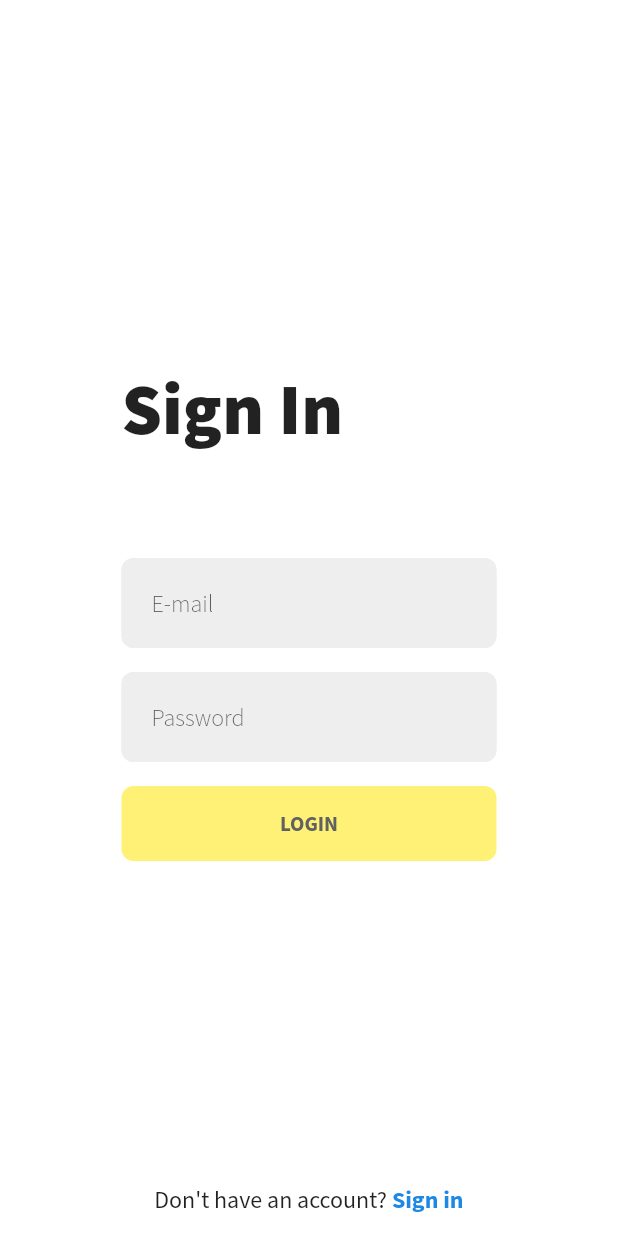
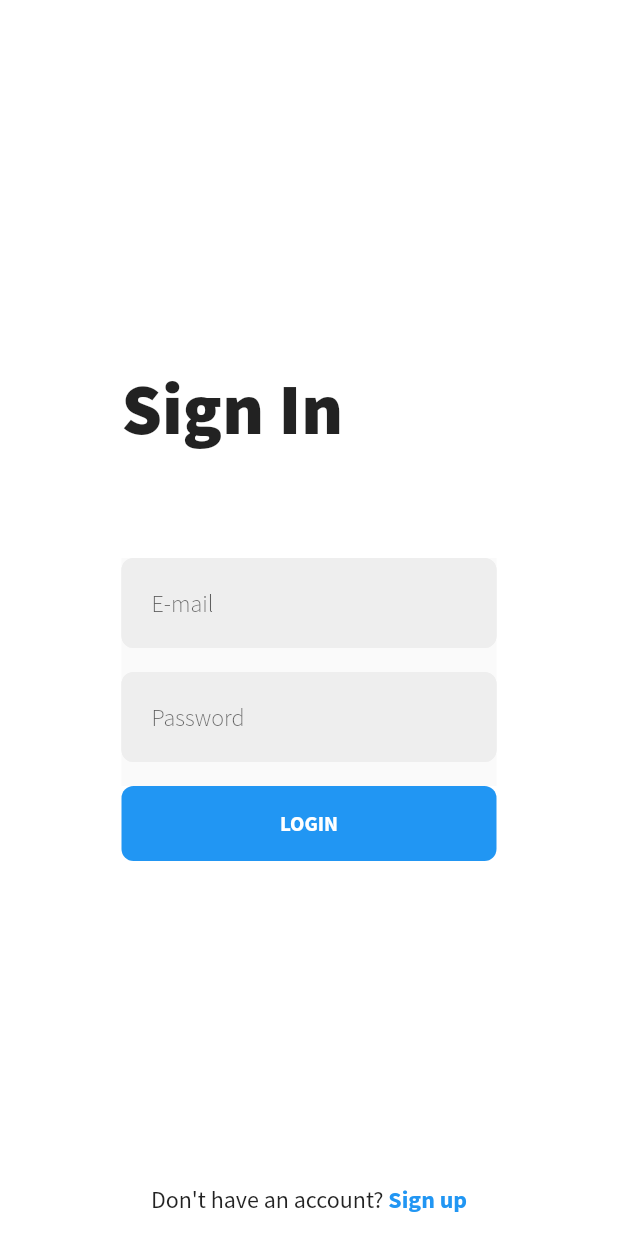
Before and after one commit to aaron-kotch/colltest, a Flutter app: the screen it shows after launch, after a tap on "LOGIN", on a phone screen of 412 x 824 dp. Run offline on Flutter 3.47's test engine with Material 2 defaults, Android fonts, the phone set to English and light mode, and no system bars; our stand-ins replace carousel_slider, firebase_auth, image_cropper, image_picker, page_transition, shared_preferences; accounts and stored records are empty; network calls fail.

```diff
--- a/lib/login_view.dart
+++ b/lib/login_view.dart
@@ -1,6 +1,11 @@
+import 'package:animations/animations.dart';
+import 'package:colltest/home_view.dart';
+import 'package:colltest/main.dart';
+import 'package:colltest/signup_view.dart';
 import 'package:flutter/material.dart';
 import 'package:firebase_auth/firebase_auth.dart';
 import 'package:flutter/services.dart';
+import 'package:page_transition/page_transition.dart';
 
 class LoginPage extends StatefulWidget {
   @override
@@ -82,7 +87,10 @@ class _LoginPageState extends State<LoginPage> {
                                   ),
                                 )
                             ),
-                            Container(
+                            Hero(
+                                tag: 'emailfield',
+                                child: Material(
+                                  child: Container(
                                     child: TextFormField(
                                       textAlign: TextAlign.left,
                                       cursorColor: Colors.yellow[400],
@@ -120,7 +128,12 @@ class _LoginPageState extends State<LoginPage> {
                                       ),
                                     ),
                                   ),
-                            Container(
+                                )
+                            ),
+                            Hero(
+                                tag: 'pwdfield',
+                                child: Material(
+                                  child: Container(
                                       margin: EdgeInsets.only(top: 16, bottom: 16),
                                       child: TextFormField(
                                         cursorColor: Colors.yellow[400],
@@ -159,12 +172,13 @@ class _LoginPageState extends State<LoginPage> {
                                           focusColor: Colors.yellow[400],
                                         ),
                                       )),
+                                )
+                            ),
                             ButtonTheme(
                               height: 50,
                               minWidth: 250,
                               child: FlatButton(
-                                disabledColor: Colors.yellow[200],
-                                color: Colors.yellow[300],
+                                color: Colors.blue[500],
                                 shape: RoundedRectangleBorder(
                                   borderRadius: BorderRadius.circular(8),
                                 ),
@@ -173,7 +187,7 @@ class _LoginPageState extends State<LoginPage> {
                                   style: TextStyle(
                                     fontFamily: "SourceSansPro",
                                     fontWeight: FontWeight.w700,
-                                    color: Colors.grey[700],
+                                    color: Colors.white,
                                   ),
                                 ),
                                 onPressed: () {
@@ -213,9 +227,9 @@ class _LoginPageState extends State<LoginPage> {
                               height: 0,
                               child: FlatButton(
                                 child: Text(
-                                  "Sign in",
+                                  "Sign up",
                                   style: TextStyle(
-                                    color: Colors.blue[600],
+                                    color: Colors.blue[500],
                                     fontFamily: "SourceSansPro",
                                     fontWeight: FontWeight.w700,
                                     fontSize: 16,
@@ -252,7 +266,10 @@ class _LoginPageState extends State<LoginPage> {
       print((e.toString()));
     } finally {
       if (user != null) {
-        Navigator.pushReplacementNamed(context, "/home");
+        final route = SharedAxisPageRoute(
+            page: Home(),
+            transitionType: SharedAxisTransitionType.scaled);
+        Navigator.of(context).pushReplacement(route);
       } else {
         print("sign in failed!");
       }
--- a/lib/main.dart
+++ b/lib/main.dart
@@ -18,13 +18,23 @@ class MyApp extends StatelessWidget {
   Widget build(BuildContext context) {
     return MultiProvider(
       child: MaterialApp(
-        home: SplashPage(),
-        routes: <String, WidgetBuilder>{
+        theme: ThemeData(
+          pageTransitionsTheme: PageTransitionsTheme(
+            builders: {
+              TargetPlatform.android: SharedAxisPageTransitionsBuilder(
+                transitionType: SharedAxisTransitionType.horizontal,
+              ),
+              TargetPlatform.iOS: SharedAxisPageTransitionsBuilder(
+                transitionType: SharedAxisTransitionType.horizontal,
+              ),
+            },
+          ),
+        ),
+          home: SplashPage(), routes: <String, WidgetBuilder>{
           '/home': (BuildContext context) => Home(),
           '/login': (BuildContext context) => LoginPage(),
           '/signup': (BuildContext context) => SignupPage(),
-        }
-      ),
+      }),
       providers: <SingleChildWidget>[
         ChangeNotifierProvider<DrawerStateInfo>(
             create: (_) => DrawerStateInfo()),
@@ -56,7 +66,7 @@ class _SplashPageState extends State<SplashPage> {
           height: MediaQuery.of(context).size.height,
           color: Colors.lime[300],
           child: Container(
-            alignment: Alignment(0,0.1),
+            alignment: Alignment(0, 0.1),
             child: SizedBox(
               width: 250,
               height: 400,
@@ -87,22 +97,17 @@ class _SplashPageState extends State<SplashPage> {
   }
 
   void getUser() async {
-
     final currUser = await FirebaseAuth.instance.currentUser();
 
     if (currUser != null) {
       Navigator.pushReplacementNamed(context, "/home");
       print(currUser);
-    }
-    else {
+    } else {
       print("no user");
       Navigator.pushReplacementNamed(context, "/login");
     }
   }
-
 }
-
-
 
 class DrawerStateInfo with ChangeNotifier {
   int _currentDrawer = 0;
@@ -151,7 +156,9 @@ class AppDrawer extends StatelessWidget {
                 Provider.of<DrawerStateInfo>(context, listen: false)
                     .setCurrentDrawer(0);
 
-                final route = SharedAxisPageRoute(page: Home(), transitionType: SharedAxisTransitionType.horizontal);
+                final route = SharedAxisPageRoute(
+                    page: Home(),
+                    transitionType: SharedAxisTransitionType.horizontal);
                 Navigator.of(context).pushReplacement(route);
               }),
           ListTile(
@@ -169,7 +176,9 @@ class AppDrawer extends StatelessWidget {
                 Provider.of<DrawerStateInfo>(context, listen: false)
                     .setCurrentDrawer(1);
 
-                final route = SharedAxisPageRoute(page: Settings(), transitionType: SharedAxisTransitionType.horizontal);
+                final route = SharedAxisPageRoute(
+                    page: Settings(),
+                    transitionType: SharedAxisTransitionType.horizontal);
                 Navigator.of(context).pushReplacement(route);
               })
         ],
@@ -179,19 +188,20 @@ class AppDrawer extends StatelessWidget {
 }
 
 class SharedAxisPageRoute extends PageRouteBuilder {
-  SharedAxisPageRoute({Widget page,
-  SharedAxisTransitionType transitionType}) : super(
+  SharedAxisPageRoute({Widget page, SharedAxisTransitionType transitionType})
+      : super(
           pageBuilder: (
             BuildContext context,
-        Animation<double>primaryAnimation,
-        Animation<double>secondaryAnimation,
-    ) => page,
+            Animation<double> primaryAnimation,
+            Animation<double> secondaryAnimation,
+          ) =>
+              page,
           transitionsBuilder: (
             BuildContext context,
             Animation<double> primaryAnimation,
             Animation<double> secondaryAnimation,
             Widget child,
-    ){
+          ) {
             return SharedAxisTransition(
               animation: primaryAnimation,
               secondaryAnimation: secondaryAnimation,
@@ -201,3 +211,29 @@ class SharedAxisPageRoute extends PageRouteBuilder {
           },
         );
 }
+
+class FadeThroughPageRoute extends PageRouteBuilder {
+  final Widget page;
+  FadeThroughPageRoute({this.page})
+      : super(
+          pageBuilder: (
+            BuildContext context,
+            Animation<double> animation,
+            Animation<double> secondaryAnimation,
+          ) =>
+              page,
+          transitionsBuilder: (
+            BuildContext context,
+            Animation<double> animation,
+            Animation<double> secondaryAnimation,
+            Widget child,
+          ) =>
+              SlideTransition(
+                position: Tween<Offset>(
+                  begin: const Offset(1, 0),
+                  end: Offset.zero,
+                ).animate(animation),
+                child: child,
+          ),
+        );
+}
--- a/pubspec.yaml
+++ b/pubspec.yaml
@@ -37,13 +37,14 @@ dependencies:
   image_cropper: ^1.2.3
   fluttertoast: ^7.0.1
   provider: ^4.3.1
-  animations: ^1.0.0+5
+  animations: ^1.1.2
   path_provider: ^1.6.11
   gallery_saver: ^2.0.1
   shared_preferences: 0.5.8
   floating_search_bar: ^0.3.0
   flutter_statusbarcolor: ^0.2.3
   carousel_slider: ^2.2.1
+  page_transition: ^1.1.6
 
 dev_dependencies:
   flutter_test:
```
Also changed, not shown: lib/home_view.dart (+8 -3 lines), lib/signup_view.dart (+31 -10 lines), pubspec.lock. Lines whose indentation alone changed are shown as unchanged.
